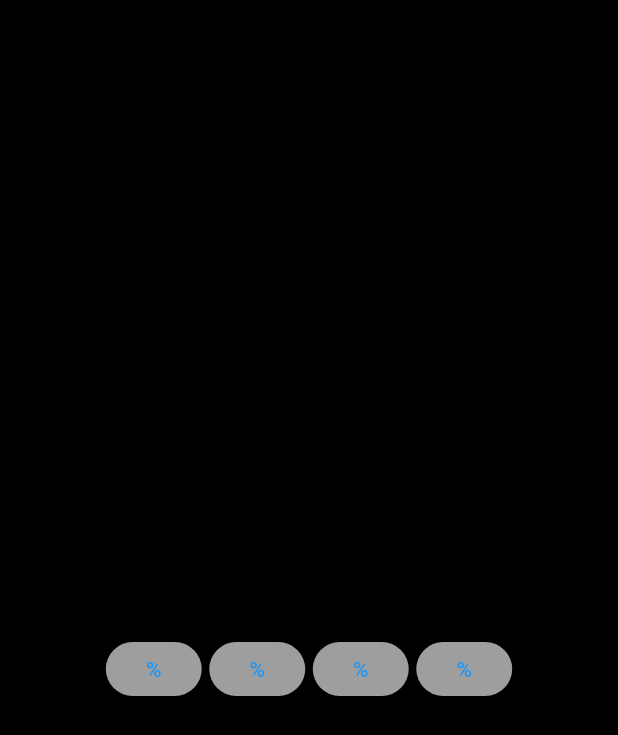
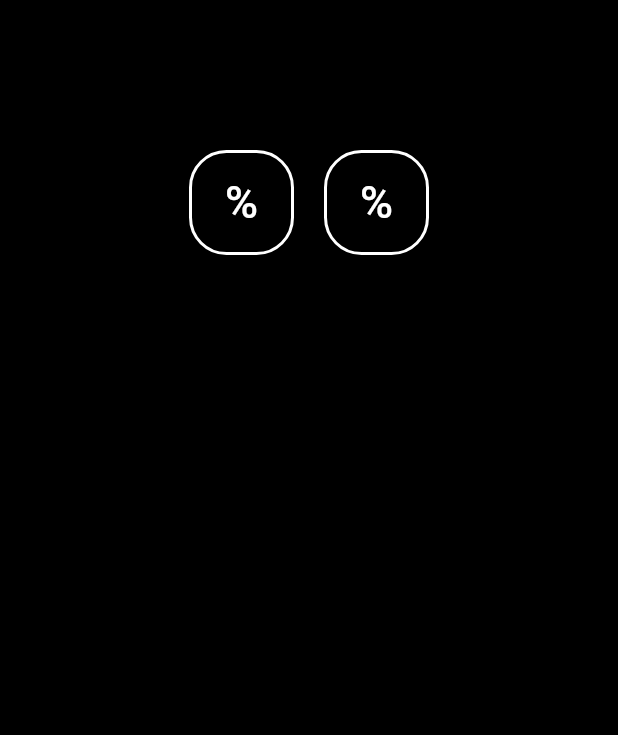
Before and after one commit to zamuelfernandes/calculadora, a Flutter app: the screen it shows after launch, on a phone screen of 412 x 824 dp. Shown: the top 735 px of the screen. Run offline on Flutter 3.47's test engine with Material 2 defaults, Android fonts, the phone set to English and light mode, and no system bars.

Commit message:
Adaptação dos Elementos

```diff
--- a/lib/main.dart
+++ b/lib/main.dart
@@ -1,3 +1,5 @@
+import 'dart:ui';
+
 import 'package:flutter/material.dart';
 
 void main() {
@@ -10,94 +12,83 @@ class MyApp extends StatelessWidget {
   @override
   Widget build(BuildContext context) {
     return MaterialApp(
-      title: 'Flutter Demo',
-      theme: ThemeData(
-        primarySwatch: Colors.blue,
-      ),
-      home: const MyHomePage(title: 'Flutter Demo Home Page'),
+      //debugShowCheckedModeBanner: false, // REMOVER A ETIQUETA DEBUG
+
+      home: MyHomePage(),
     );
   }
 }
 
 class MyHomePage extends StatefulWidget {
-  const MyHomePage({Key? key, required this.title}) : super(key: key);
-
-  final String title;
+  const MyHomePage({Key? key}) : super(key: key);
 
   @override
   State<MyHomePage> createState() => _MyHomePageState();
 }
 
 class _MyHomePageState extends State<MyHomePage> {
-  double space = 5;
-  Size tam = const Size(20, 20);
-
   @override
   Widget build(BuildContext context) {
-    return Container(
-      color: Colors.black,
+    double buttonSpace = 20;
+    Size buttonSize = const Size(70, 70);
+    TextStyle buttonStyle = const TextStyle(
+      color: Colors.white,
+      fontSize: 30,
+    );
+
+    return Scaffold(
+        backgroundColor: Colors.black,
+        //ROW DE BOTÕES ----------------------------------------
+        body: Container(
             child: Column(
-        mainAxisAlignment: MainAxisAlignment.center,
           children: [
-          TextField(
-            decoration: InputDecoration(border: InputBorder.none),
-          ),
-          const SizedBox(height: 20),
-          //ROW DE BOTÕES ----------------------------------------
+            const SizedBox(height: 100),
             Row(
               mainAxisAlignment: MainAxisAlignment.center,
               children: [
                 TextButton(
                   onPressed: () {},
                   style: TextButton.styleFrom(
-                  backgroundColor: Colors.grey,
-                  fixedSize: tam,
+                    backgroundColor: Colors.transparent,
+                    fixedSize: buttonSize,
                     shape: RoundedRectangleBorder(
+                      side: const BorderSide(
+                        color: Colors.white,
+                        width: 2,
+                      ),
                       borderRadius: BorderRadius.circular(25),
                     ),
                   ),
-                child: const Text('%'),
+                  child: const Text(
+                    '%',
+                    style: TextStyle(
+                      color: Colors.white,
+                      fontSize: 30,
                     ),
-              SizedBox(width: space),
+                  ),
+                ),
+                SizedBox(width: buttonSpace),
                 TextButton(
                   onPressed: () {},
                   style: TextButton.styleFrom(
-                  backgroundColor: Colors.grey,
-                  fixedSize: tam,
+                    backgroundColor: Colors.transparent,
+                    fixedSize: buttonSize,
                     shape: RoundedRectangleBorder(
+                      side: const BorderSide(color: Colors.white, width: 2),
                       borderRadius: BorderRadius.circular(25),
                     ),
                   ),
-                child: const Text('%'),
-              ),
-              SizedBox(width: space),
-              TextButton(
-                onPressed: () {},
-                style: TextButton.styleFrom(
-                  backgroundColor: Colors.grey,
-                  fixedSize: tam,
-                  shape: RoundedRectangleBorder(
-                    borderRadius: BorderRadius.circular(25),
+                  child: const Text(
+                    '%',
+                    style: TextStyle(
+                      color: Colors.white,
+                      fontSize: 30,
                     ),
                   ),
-                child: const Text('%'),
-              ),
-              SizedBox(width: space),
-              TextButton(
-                onPressed: () {},
-                style: TextButton.styleFrom(
-                  backgroundColor: Colors.grey,
-                  fixedSize: tam,
-                  shape: RoundedRectangleBorder(
-                    borderRadius: BorderRadius.circular(25),
-                  ),
-                ),
-                child: const Text('%'),
                 ),
               ],
             ),
           ],
-      ),
-    );
+        )));
   }
 }
```
Lines whose indentation alone changed are shown as unchanged.
